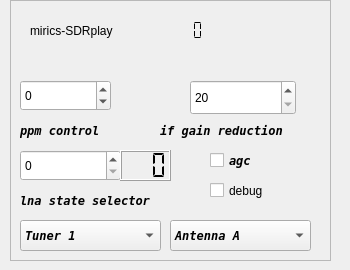
This is devices/sdrplay-handler/sdrplay-widget.ui in JvanKatwijk/sdr-j-fm as Qt 5 draws it before an edit. The edited form follows.
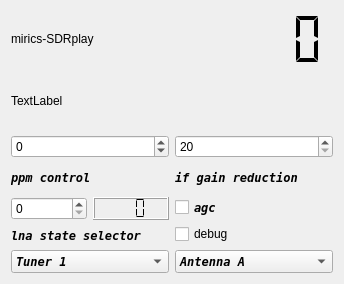
This is the edited form.

```diff
--- a/devices/sdrplay-handler/sdrplay-widget.ui
+++ b/devices/sdrplay-handler/sdrplay-widget.ui
@@ -6,63 +6,25 @@
    <rect>
     <x>0</x>
     <y>0</y>
-    <width>350</width>
-    <height>270</height>
+    <width>344</width>
+    <height>284</height>
    </rect>
   </property>
   <property name="windowTitle">
    <string>SDRplay control</string>
   </property>
-  <widget class="QFrame" name="frame">
-   <property name="geometry">
-    <rect>
-     <x>10</x>
-     <y>0</y>
-     <width>321</width>
-     <height>261</height>
-    </rect>
-   </property>
-   <property name="frameShape">
-    <enum>QFrame::StyledPanel</enum>
-   </property>
-   <property name="frameShadow">
-    <enum>QFrame::Raised</enum>
-   </property>
+  <layout class="QVBoxLayout" name="verticalLayout_3">
+   <item>
+    <layout class="QHBoxLayout" name="horizontalLayout">
+     <item>
    <widget class="QLabel" name="deviceLabel">
-    <property name="geometry">
-     <rect>
-      <x>20</x>
-      <y>20</y>
-      <width>121</width>
-      <height>21</height>
-     </rect>
-    </property>
     <property name="text">
      <string>mirics-SDRplay</string>
     </property>
    </widget>
-   <widget class="QLabel" name="statusLabel">
-    <property name="geometry">
-     <rect>
-      <x>16</x>
-      <y>180</y>
-      <width>121</width>
-      <height>21</height>
-     </rect>
-    </property>
-    <property name="text">
-     <string/>
-    </property>
-   </widget>
+     </item>
+     <item>
    <widget class="QLCDNumber" name="api_version">
-    <property name="geometry">
-     <rect>
-      <x>130</x>
-      <y>20</y>
-      <width>81</width>
-      <height>21</height>
-     </rect>
-    </property>
     <property name="toolTip">
      <string>&lt;html&gt;&lt;head/&gt;&lt;body&gt;&lt;p&gt;Version of the SDRplay library detected.&lt;/p&gt;&lt;/body&gt;&lt;/html&gt;</string>
     </property>
@@ -73,39 +35,20 @@
      <enum>QLCDNumber::Flat</enum>
     </property>
    </widget>
-   <widget class="QCheckBox" name="agcControl">
-    <property name="geometry">
-     <rect>
-      <x>200</x>
-      <y>150</y>
-      <width>71</width>
-      <height>21</height>
-     </rect>
-    </property>
-    <property name="font">
-     <font>
-      <family>DejaVu Sans Mono</family>
-      <weight>75</weight>
-      <italic>true</italic>
-      <bold>true</bold>
-     </font>
-    </property>
-    <property name="toolTip">
-     <string>&lt;html&gt;&lt;head/&gt;&lt;body&gt;&lt;p&gt;Touch to switch on automatic gain control - based on the setting of the lnastate and the ifgain.&lt;/p&gt;&lt;p&gt;If switched on, the lnastate switch and the ifgain slider are switched off&lt;/p&gt;&lt;/body&gt;&lt;/html&gt;</string>
-    </property>
+     </item>
+    </layout>
+   </item>
+   <item>
+    <widget class="QLabel" name="serialNumber">
     <property name="text">
-     <string>agc</string>
-    </property>
-   </widget>
+      <string>TextLabel</string>
+     </property>
+    </widget>
+   </item>
+   <item>
+    <layout class="QGridLayout" name="gridLayout">
+     <item row="0" column="0">
    <widget class="QSpinBox" name="ppmControl">
-    <property name="geometry">
-     <rect>
-      <x>10</x>
-      <y>80</y>
-      <width>91</width>
-      <height>31</height>
-     </rect>
-    </property>
     <property name="toolTip">
      <string>&lt;html&gt;&lt;head/&gt;&lt;body&gt;&lt;p&gt;ppm control. Tells the device the offset (in ppm) of the observed oscillator offset.&lt;/p&gt;&lt;/body&gt;&lt;/html&gt;</string>
     </property>
@@ -116,28 +59,19 @@
      <number>200</number>
     </property>
    </widget>
-   <widget class="QLabel" name="serialNumber">
-    <property name="geometry">
-     <rect>
-      <x>20</x>
-      <y>50</y>
-      <width>171</width>
-      <height>21</height>
-     </rect>
-    </property>
-    <property name="text">
-     <string/>
-    </property>
-   </widget>
-   <widget class="QComboBox" name="antennaSelector">
-    <property name="geometry">
-     <rect>
-      <x>160</x>
-      <y>220</y>
-      <width>141</width>
-      <height>31</height>
-     </rect>
-    </property>
+     </item>
+     <item row="0" column="1">
+      <widget class="QSpinBox" name="GRdBSelector">
+       <property name="minimum">
+        <number>20</number>
+       </property>
+       <property name="maximum">
+        <number>59</number>
+       </property>
+      </widget>
+     </item>
+     <item row="1" column="0">
+      <widget class="QLabel" name="label">
     <property name="font">
      <font>
       <family>DejaVu Sans Mono</family>
@@ -146,42 +80,43 @@
       <bold>true</bold>
      </font>
     </property>
-    <property name="toolTip">
-     <string>&lt;html&gt;&lt;head/&gt;&lt;body&gt;&lt;p&gt;Select an antenna (RSP-II)&lt;/p&gt;&lt;/body&gt;&lt;/html&gt;</string>
-    </property>
-    <item>
      <property name="text">
-      <string>Antenna A</string>
-     </property>
-    </item>
-    <item>
+        <string>ppm control</string>
+       </property>
+      </widget>
+     </item>
+     <item row="1" column="1">
+      <widget class="QLabel" name="gainsliderLabel">
+       <property name="font">
+        <font>
+         <family>DejaVu Sans Mono</family>
+         <weight>75</weight>
+         <italic>true</italic>
+         <bold>true</bold>
+        </font>
+       </property>
      <property name="text">
-      <string>Antenna B</string>
-     </property>
-    </item>
-   </widget>
+        <string>if gain reduction</string>
+       </property>
+      </widget>
+     </item>
+    </layout>
+   </item>
+   <item>
+    <layout class="QHBoxLayout" name="horizontalLayout_3">
+     <item>
+      <layout class="QVBoxLayout" name="verticalLayout">
+       <item>
+        <layout class="QHBoxLayout" name="horizontalLayout_2">
+         <item>
    <widget class="QSpinBox" name="lnaGainSetting">
-    <property name="geometry">
-     <rect>
-      <x>10</x>
-      <y>150</y>
-      <width>101</width>
-      <height>31</height>
-     </rect>
-    </property>
     <property name="toolTip">
      <string>&lt;html&gt;&lt;head/&gt;&lt;body&gt;&lt;p&gt;Setting the lna state, determining the gain reduction applied in the lna.&lt;/p&gt;&lt;/body&gt;&lt;/html&gt;</string>
     </property>
    </widget>
+         </item>
+         <item>
    <widget class="QLCDNumber" name="lnaGRdBDisplay">
-    <property name="geometry">
-     <rect>
-      <x>110</x>
-      <y>150</y>
-      <width>51</width>
-      <height>31</height>
-     </rect>
-    </property>
     <property name="toolTip">
      <string>&lt;html&gt;&lt;head/&gt;&lt;body&gt;&lt;p&gt;The display shows the gain reduction in the lna of the device.&lt;/p&gt;&lt;/body&gt;&lt;/html&gt;</string>
     </property>
@@ -192,15 +127,61 @@
      <enum>QLCDNumber::Flat</enum>
     </property>
    </widget>
+         </item>
+        </layout>
+       </item>
+       <item>
+        <widget class="QLabel" name="label_2">
+         <property name="font">
+          <font>
+           <family>DejaVu Sans Mono</family>
+           <weight>75</weight>
+           <italic>true</italic>
+           <bold>true</bold>
+          </font>
+         </property>
+         <property name="text">
+          <string>lna state selector</string>
+         </property>
+        </widget>
+       </item>
+      </layout>
+     </item>
+     <item>
+      <layout class="QVBoxLayout" name="verticalLayout_2">
+       <item>
+        <widget class="QCheckBox" name="agcControl">
+         <property name="font">
+          <font>
+           <family>DejaVu Sans Mono</family>
+           <weight>75</weight>
+           <italic>true</italic>
+           <bold>true</bold>
+          </font>
+         </property>
+         <property name="toolTip">
+          <string>&lt;html&gt;&lt;head/&gt;&lt;body&gt;&lt;p&gt;Touch to switch on automatic gain control - based on the setting of the lnastate and the ifgain.&lt;/p&gt;&lt;p&gt;If switched on, the lnastate switch and the ifgain slider are switched off&lt;/p&gt;&lt;/body&gt;&lt;/html&gt;</string>
+         </property>
+         <property name="text">
+          <string>agc</string>
+         </property>
+        </widget>
+       </item>
+       <item>
+        <widget class="QCheckBox" name="debugControl">
+         <property name="text">
+          <string>debug</string>
+         </property>
+        </widget>
+       </item>
+      </layout>
+     </item>
+    </layout>
+   </item>
+   <item>
+    <layout class="QHBoxLayout" name="horizontalLayout_4">
+     <item>
    <widget class="QComboBox" name="tunerSelector">
-    <property name="geometry">
-     <rect>
-      <x>10</x>
-      <y>220</y>
-      <width>141</width>
-      <height>31</height>
-     </rect>
-    </property>
     <property name="font">
      <font>
       <family>DejaVu Sans Mono</family>
@@ -223,28 +204,9 @@
      </property>
     </item>
    </widget>
-   <widget class="QCheckBox" name="debugControl">
-    <property name="geometry">
-     <rect>
-      <x>200</x>
-      <y>180</y>
-      <width>88</width>
-      <height>21</height>
-     </rect>
-    </property>
-    <property name="text">
-     <string>debug</string>
-    </property>
-   </widget>
-   <widget class="QLabel" name="label">
-    <property name="geometry">
-     <rect>
-      <x>10</x>
-      <y>120</y>
-      <width>101</width>
-      <height>21</height>
-     </rect>
-    </property>
+     </item>
+     <item>
+      <widget class="QComboBox" name="antennaSelector">
     <property name="font">
      <font>
       <family>DejaVu Sans Mono</family>
@@ -253,69 +215,24 @@
       <bold>true</bold>
      </font>
     </property>
-    <property name="text">
-     <string>ppm control</string>
-    </property>
-   </widget>
-   <widget class="QLabel" name="gainsliderLabel">
-    <property name="geometry">
-     <rect>
-      <x>150</x>
-      <y>120</y>
-      <width>151</width>
-      <height>21</height>
-     </rect>
-    </property>
-    <property name="font">
-     <font>
-      <family>DejaVu Sans Mono</family>
-      <weight>75</weight>
-      <italic>true</italic>
-      <bold>true</bold>
-     </font>
-    </property>
+       <property name="toolTip">
+        <string>&lt;html&gt;&lt;head/&gt;&lt;body&gt;&lt;p&gt;Select an antenna (RSP-II)&lt;/p&gt;&lt;/body&gt;&lt;/html&gt;</string>
+       </property>
+       <item>
     <property name="text">
-     <string>if gain reduction</string>
-    </property>
-   </widget>
-   <widget class="QLabel" name="label_2">
-    <property name="geometry">
-     <rect>
-      <x>10</x>
-      <y>190</y>
-      <width>171</width>
-      <height>21</height>
-     </rect>
-    </property>
-    <property name="font">
-     <font>
-      <family>DejaVu Sans Mono</family>
-      <weight>75</weight>
-      <italic>true</italic>
-      <bold>true</bold>
-     </font>
-    </property>
+         <string>Antenna A</string>
+        </property>
+       </item>
+       <item>
     <property name="text">
-     <string>lna state selector</string>
-    </property>
-   </widget>
-   <widget class="QSpinBox" name="GRdBSelector">
-    <property name="geometry">
-     <rect>
-      <x>180</x>
-      <y>80</y>
-      <width>106</width>
-      <height>35</height>
-     </rect>
-    </property>
-    <property name="minimum">
-     <number>20</number>
-    </property>
-    <property name="maximum">
-     <number>59</number>
-    </property>
-   </widget>
-  </widget>
+         <string>Antenna B</string>
+        </property>
+       </item>
+      </widget>
+     </item>
+    </layout>
+   </item>
+  </layout>
  </widget>
  <resources/>
  <connections/>
```
Lines whose indentation alone changed are shown as unchanged.
